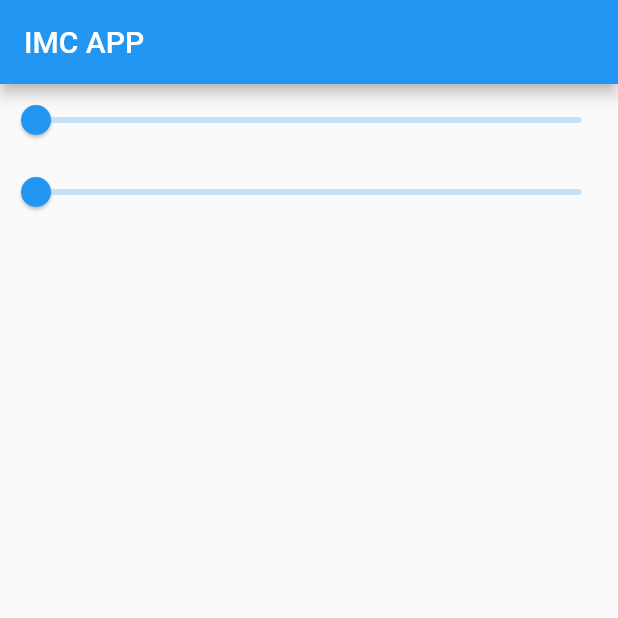
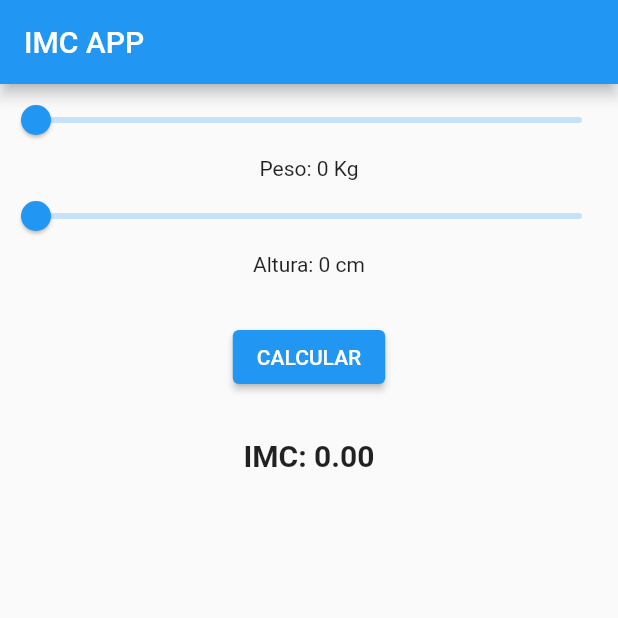
Before and after one commit to 202000673J/examen, a Flutter app: the screen it shows after launch, on a phone screen of 412 x 824 dp, the top half of it. Run offline on Flutter 3.47's test engine with Material 2 defaults, Android fonts, the phone set to English and light mode, and no system bars.

Commit message:
calcual el imc

```diff
--- a/lib/main.dart
+++ b/lib/main.dart
@@ -3,7 +3,7 @@ import 'package:flutter/material.dart';
 void main() => runApp(const MyApp());
 
 class MyApp extends StatefulWidget {
-  const MyApp({super.key});
+  const MyApp({Key? key}) : super(key: key);
   @override
   State<MyApp> createState() => _MyAppState();
 }
@@ -11,6 +11,14 @@ class MyApp extends StatefulWidget {
 class _MyAppState extends State<MyApp> {
   double valueRedSlider_peso = 0;
   double valueRedSlider_altura = 0;
+  double imc = 0;
+
+  void calcularIMC() {
+    double peso = valueRedSlider_peso;
+    double altura = valueRedSlider_altura / 100;
+    imc = peso / (altura * altura);
+  }
+
   @override
   Widget build(BuildContext context) {
     return MaterialApp(
@@ -25,26 +33,49 @@ class _MyAppState extends State<MyApp> {
             children: [
               Slider(
                 min: 0,
-              max: 255,
+                max: 250,
                 value: valueRedSlider_peso,
                 onChanged: (value) {
                   print(value);
+                  setState(() {
                     valueRedSlider_peso = value;
-                setState(() {});
+                    calcularIMC();
+                  });
                 },
               ),
+              Text('Peso: ${valueRedSlider_peso.toStringAsFixed(0)} Kg'),
               Slider(
                 min: 0,
-              max: 255,
+                max: 200,
                 value: valueRedSlider_altura,
                 onChanged: (value) {
                   print(value);
+                  setState(() {
                     valueRedSlider_altura = value;
-                setState(() {});
+                    calcularIMC();
+                  });
                 },
-            )
+              ),
+              Text('Altura: ${valueRedSlider_altura.toStringAsFixed(0)} cm'),
+              const SizedBox(
+                height: 30.0,
+              ),
+              ElevatedButton(
+                onPressed: () {
+                  calcularIMC();
+                },
+                child: Text('CALCULAR'),
+              ),
+              const SizedBox(
+                height: 30.0,
+              ),
+              Text(
+                'IMC: ${imc.toStringAsFixed(2)}',
+                style: TextStyle(fontSize: 20, fontWeight: FontWeight.bold),
+              ),
             ],
-        )),
+          ),
+        ),
       ),
     );
   }
```
Lines whose indentation alone changed are shown as unchanged.
